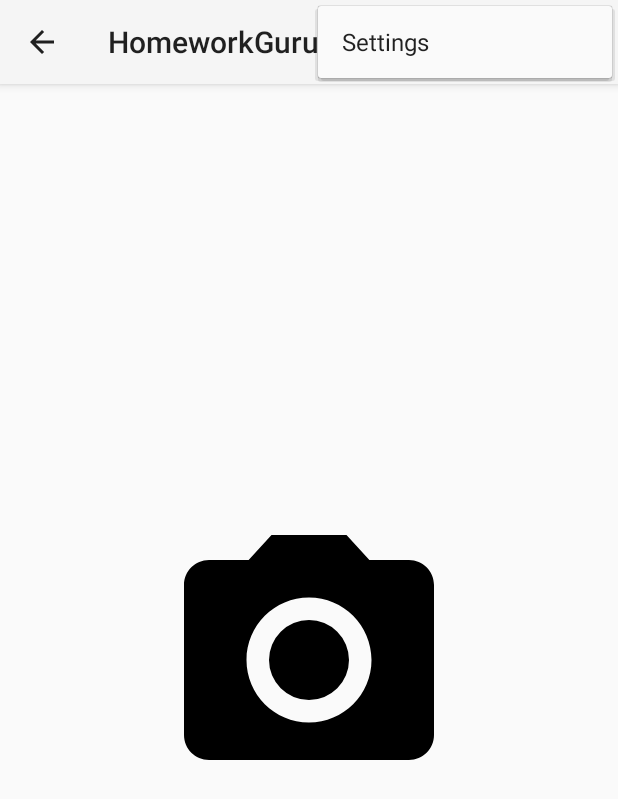
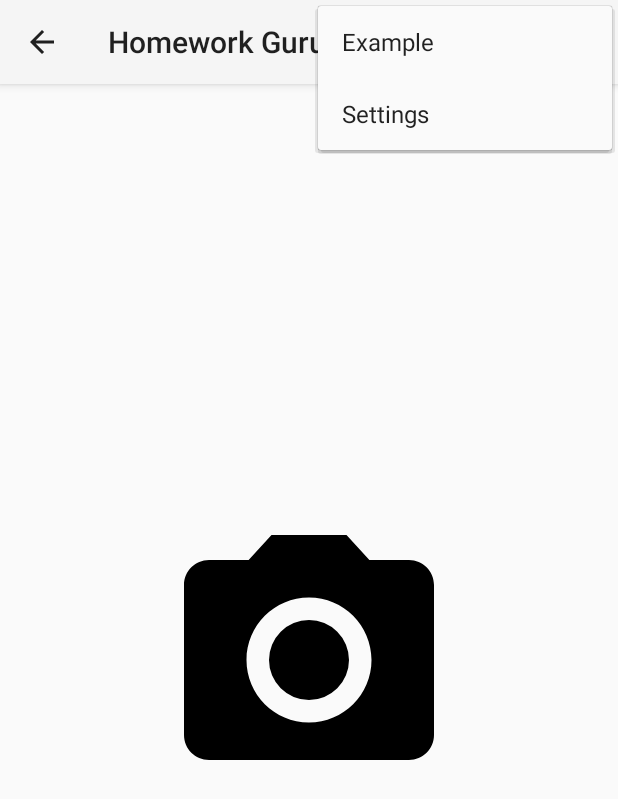
Before and after one commit to Cool247Kevin/homework_guru, an Android app: the screen it shows after launch (MainActivity), with the options menu open, on a phone screen of 412 x 824 dp. Shown: the top 799 px of the screen. Run offline under Robolectric (Android 15) with nearby library versions, the phone set to English and light mode, and no system bars; 2 statements that could not run were skipped.

Commit message:
I have fixed the navigation drawer fragment but it does not work properly. Please check this out.

```diff
--- a/app/src/main/AndroidManifest.xml
+++ b/app/src/main/AndroidManifest.xml
@@ -22,7 +22,7 @@
                 <category android:name="android.intent.category.LAUNCHER" />
             </intent-filter>
         </activity>
-        <activity android:name=".activities.TempActivity"></activity>
+        <activity android:name=".activities.SettingsActivity"></activity>
         <activity android:name=".activities.ShareActivity"></activity>
         <activity android:name=".activities.SolveItActivity"></activity>
         <activity
--- a/app/src/main/java/com/appbrainmob/bubblesoft/homeworkguru/activities/MainActivity.java
+++ b/app/src/main/java/com/appbrainmob/bubblesoft/homeworkguru/activities/MainActivity.java
@@ -1,22 +1,15 @@
 package com.appbrainmob.bubblesoft.homeworkguru.activities;
 
+import android.app.ActionBar;
 import android.app.Activity;
-
-import android.app.ActionBar;
 import android.app.Fragment;
 import android.app.FragmentManager;
 import android.content.Context;
-import android.os.Build;
 import android.os.Bundle;
-import android.view.Gravity;
+import android.support.v4.widget.DrawerLayout;
 import android.view.LayoutInflater;
-import android.view.Menu;
-import android.view.MenuItem;
 import android.view.View;
 import android.view.ViewGroup;
-import android.support.v4.widget.DrawerLayout;
-import android.widget.ArrayAdapter;
-import android.widget.TextView;
 
 import com.appbrainmob.bubblesoft.homeworkguru.R;
 
@@ -46,6 +39,8 @@ public class MainActivity extends Activity
         mNavigationDrawerFragment.setUp(
                 R.id.navigation_drawer,
                 (DrawerLayout) findViewById(R.id.drawer_layout));
+
+        pressButton(MainActivity.this);
     }
 
     @Override
@@ -70,7 +65,14 @@ public class MainActivity extends Activity
                 break;
             case 4:
                 mTitle = getString(R.string.title_section4);
+                break;
         }
+    }
+
+    private void pressButton(Context context) {
+
+        NavigationDrawerFragment ndf = new NavigationDrawerFragment();
+        ndf.setContext(context);
     }
 
     public void restoreActionBar() {
--- a/app/src/main/res/layout/drawer_main.xml
+++ b/app/src/main/res/layout/drawer_main.xml
@@ -1,9 +1,11 @@
 <ListView xmlns:android="http://schemas.android.com/apk/res/android"
     xmlns:tools="http://schemas.android.com/tools"
+    android:id="@+id/button_list"
     android:layout_width="match_parent"
     android:layout_height="match_parent"
     android:background="#cccc"
     android:choiceMode="singleChoice"
     android:divider="@android:color/transparent"
     android:dividerHeight="0dp"
-    tools:context="com.appbrainmob.bubblesoft.homeworkguru.activities.NavigationDrawerFragment" />
+    tools:context="com.appbrainmob.bubblesoft.homeworkguru.activities.NavigationDrawerFragment">
+</ListView>
--- a/app/src/main/res/menu/global.xml
+++ b/app/src/main/res/menu/global.xml
@@ -1,7 +1,14 @@
 <menu xmlns:android="http://schemas.android.com/apk/res/android">
+    <item
+        android:id="@+id/action_example"
+        android:orderInCategory="100"
+        android:showAsAction="never"
+        android:title="@string/action_example">
+    </item>
     <item
         android:id="@+id/action_settings"
         android:orderInCategory="100"
         android:showAsAction="never"
-        android:title="@string/action_settings" />
+        android:title="@string/action_settings">
+    </item>
 </menu>
--- a/app/src/main/res/menu/menu_main.xml
+++ /dev/null
@@ -1,5 +0,0 @@
-<menu xmlns:android="http://schemas.android.com/apk/res/android"
-    xmlns:tools="http://schemas.android.com/tools" tools:context=".activities.TempActivity">
-    <item android:id="@+id/action_settings" android:title="@string/action_settings"
-        android:orderInCategory="100" android:showAsAction="never" />
-</menu>
--- a/app/src/main/res/values/strings.xml
+++ b/app/src/main/res/values/strings.xml
@@ -1,7 +1,7 @@
 <resources>
-    <string name="app_name">HomeworkGuru</string>
+    <string name="app_name">Homework Guru</string>
 
-    <string name="hello_world">Hello world!</string>
+    <string name="action_example">Example</string>
     <string name="action_settings">Settings</string>
     <string name="about_us">ABOUT US !</string>
     <string name="contact_us">CONTACT US !</string>
@@ -15,5 +15,6 @@
     <string name="navigation_drawer_open">Open navigation drawer</string>
     <string name="navigation_drawer_close">Close navigation drawer</string>
 
-    <string name="action_example">Example action</string>
+    <string name="warning">PLEASE PUSH A VALID BUTTON !</string>
+
 </resources>
```
Also changed, not shown: app/src/main/java/com/appbrainmob/bubblesoft/homeworkguru/activities/NavigationDrawerFragment.java (+43 -0 lines), app/src/main/java/com/appbrainmob/bubblesoft/homeworkguru/activities/SettingsActivity.java (renamed from app/src/main/java/com/appbrainmob/bubblesoft/homeworkguru/activities/TempActivity.java, +6 -5 lines), app/src/main/java/com/appbrainmob/bubblesoft/homeworkguru/views/AlertDialogView.java (+6 -6 lines), app/src/main/res/layout/activity_temp.xml (deleted, +0 -14 lines), app/src/main/res/menu/main.xml (deleted, +0 -13 lines), 1 other file.
